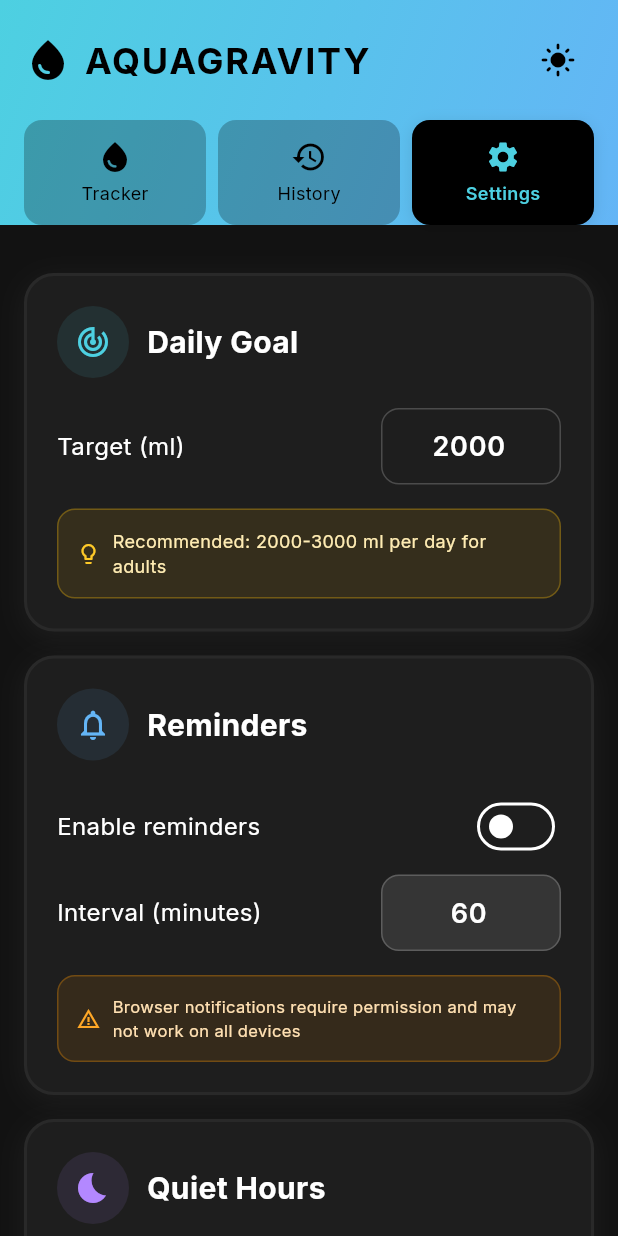
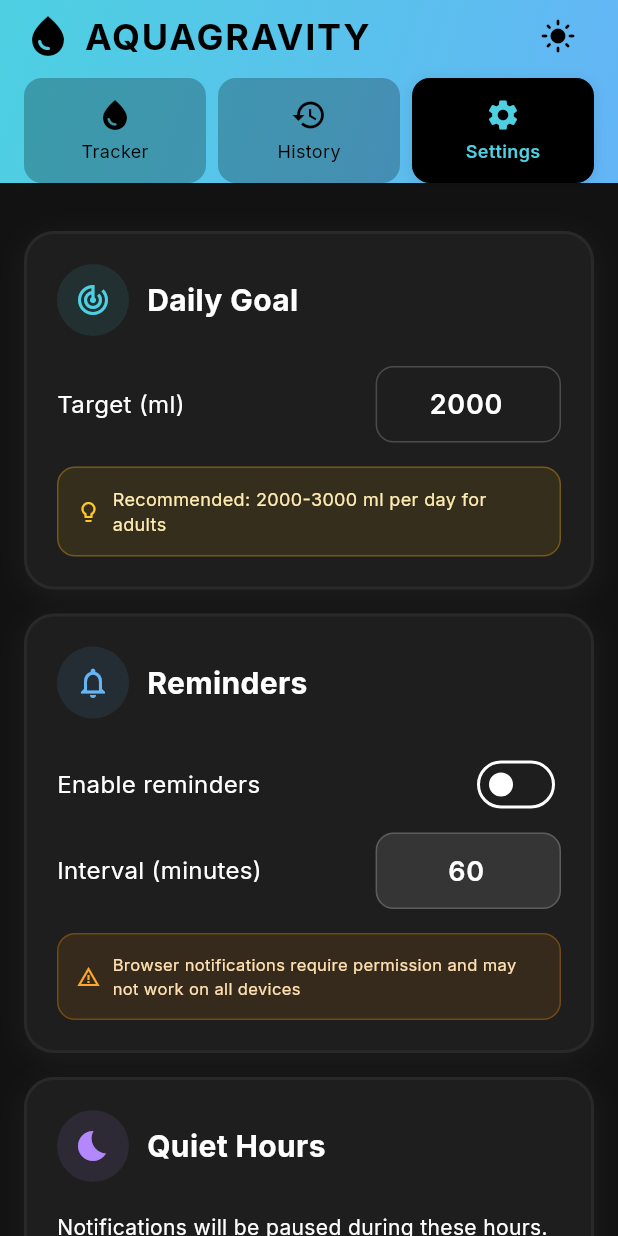
Before and after one commit to nabilban/AQUAGRAVITY-app, a Flutter app: the screen it shows after launch, after a tap on the "dark mode" icon, after a tap on "History", after a tap on "Settings", on a phone screen of 412 x 824 dp. Run offline on Flutter 3.47's test engine with Material 3 defaults, Android fonts, the phone set to English and light mode, and no system bars; our stand-ins replace auto_route, dartz, drift, drift_flutter, flutter_bloc, flutter_local_notifications and 9 more; accounts and stored records are empty; generated files the repository leaves out were written again.

Commit message:
refactor: adjust UI element sizing and padding for improved responsiveness across pages.

```diff
--- a/lib/app/features/hydration/pages/history_page.dart
+++ b/lib/app/features/hydration/pages/history_page.dart
@@ -38,6 +38,8 @@ class HistoryPage extends StatelessWidget {
                 todayTotal,
                 dailyGoal,
                 theme,
+                width,
+                height,
               ),
           error: (message) => Center(
             child: Column(
@@ -72,6 +74,8 @@ class HistoryPage extends StatelessWidget {
     double todayTotal,
     double dailyGoal,
     ThemeData theme,
+    double width,
+    double height,
   ) {
     // Group logs by date
     final Map<int, List<HydrationLog>> groupedLogs = {};
@@ -100,7 +104,7 @@ class HistoryPage extends StatelessWidget {
 
     return SingleChildScrollView(
       child: Padding(
-        padding: const EdgeInsets.all(AppDimens.x4),
+        padding: EdgeInsets.all(width * 0.04),
         child: Column(
           crossAxisAlignment: CrossAxisAlignment.start,
           children: [
@@ -111,7 +115,7 @@ class HistoryPage extends StatelessWidget {
               daysTracked: daysTracked,
               theme,
             ),
-            const Gap(AppDimens.x6),
+            Gap(height * 0.03),
 
             // History Section Header
             Row(
--- a/lib/app/features/hydration/pages/home_page.dart
+++ b/lib/app/features/hydration/pages/home_page.dart
@@ -144,6 +144,8 @@ class _HomePageState extends State<HomePage> with TickerProviderStateMixin {
                   todayTotal,
                   dailyGoal,
                   theme,
+                  width,
+                  height,
                 ),
             error: (message) => Center(
               child: Column(
@@ -174,6 +176,8 @@ class _HomePageState extends State<HomePage> with TickerProviderStateMixin {
     double todayTotal,
     double dailyGoal,
     ThemeData theme,
+    double width,
+    double height,
   ) {
     final progress = (todayTotal / dailyGoal).clamp(0.0, 1.0);
 
@@ -188,7 +192,7 @@ class _HomePageState extends State<HomePage> with TickerProviderStateMixin {
       children: [
         // Gradient Header with Navigation
         // Gradient Header with Navigation
-        _buildHeader(context, theme),
+        _buildHeader(context, theme, height),
 
         // Content based on selected tab with fade animation
         Expanded(
@@ -212,6 +216,8 @@ class _HomePageState extends State<HomePage> with TickerProviderStateMixin {
                       dailyGoal,
                       progress,
                       theme,
+                      width,
+                      height,
                     ),
                   )
                 : _selectedTab == 1
@@ -241,6 +247,8 @@ class _HomePageState extends State<HomePage> with TickerProviderStateMixin {
     double dailyGoal,
     double progress,
     ThemeData theme,
+    double width,
+    double height,
   ) {
     return SingleChildScrollView(
       child: Padding(
@@ -251,7 +259,13 @@ class _HomePageState extends State<HomePage> with TickerProviderStateMixin {
             const Gap(AppDimens.x6),
 
             // Circular Progress Indicator
-            _buildCircularProgress(context, todayTotal, dailyGoal, progress),
+            _buildCircularProgress(
+              context,
+              todayTotal,
+              dailyGoal,
+              progress,
+              width,
+            ),
             const Gap(AppDimens.x8),
 
             // Quick Add Section
@@ -283,7 +297,7 @@ class _HomePageState extends State<HomePage> with TickerProviderStateMixin {
     return const SettingsPageContent();
   }
 
-  Widget _buildHeader(BuildContext context, ThemeData theme) {
+  Widget _buildHeader(BuildContext context, ThemeData theme, double height) {
     return Container(
       decoration: BoxDecoration(
         gradient: LinearGradient(
@@ -298,7 +312,7 @@ class _HomePageState extends State<HomePage> with TickerProviderStateMixin {
           padding: const EdgeInsets.only(
             left: AppDimens.x4,
             right: AppDimens.x4,
-            top: AppDimens.x4,
+            top: 0,
             bottom: 0,
           ),
           child: Column(
@@ -339,8 +353,7 @@ class _HomePageState extends State<HomePage> with TickerProviderStateMixin {
                   ),
                 ],
               ),
-              const Gap(AppDimens.x4),
-
+              const Gap(AppDimens.x1),
               // Navigation Tabs with Sliding Indicator
               SizedBox(
                 height: 70,
@@ -474,15 +487,17 @@ class _HomePageState extends State<HomePage> with TickerProviderStateMixin {
     double todayTotal,
     double dailyGoal,
     double progress,
+    double width,
   ) {
     final isComplete = progress >= 1.0;
+    final size = width * 0.48; // Responsive size
 
     return Center(
       child: Column(
         children: [
           SizedBox(
-            width: 200,
-            height: 200,
+            width: size,
+            height: size,
             child: Stack(
               alignment: Alignment.center,
               children: [
@@ -491,8 +506,8 @@ class _HomePageState extends State<HomePage> with TickerProviderStateMixin {
                   animation: _progressAnimation,
                   builder: (context, child) {
                     return SizedBox(
-                      width: 200,
-                      height: 200,
+                      width: size,
+                      height: size,
                       child: CircularProgressIndicator(
                         value: _progressAnimation.value,
                         strokeWidth: 18,
--- a/lib/app/features/settings/pages/settings_page_content.dart
+++ b/lib/app/features/settings/pages/settings_page_content.dart
@@ -111,7 +111,7 @@ class _SettingsPageContentState extends State<SettingsPageContent> {
                   wakeUpHour,
                 );
 
-                return _buildContent(context, dailyGoal, theme);
+                return _buildContent(context, dailyGoal, theme, width, height);
               },
           error: (message) => Center(
             child: Column(
@@ -146,6 +146,8 @@ class _SettingsPageContentState extends State<SettingsPageContent> {
     BuildContext context,
     double currentDailyGoal,
     ThemeData theme,
+    double width,
+    double height,
   ) {
     return SingleChildScrollView(
       child: Padding(
@@ -156,11 +158,11 @@ class _SettingsPageContentState extends State<SettingsPageContent> {
             const Gap(AppDimens.x4),
 
             // Daily Goal Card
-            _buildDailyGoalCard(context, theme),
+            _buildDailyGoalCard(context, theme, width),
             const Gap(AppDimens.x4),
 
             // Reminders Card
-            _buildRemindersCard(context, theme),
+            _buildRemindersCard(context, theme, width),
             const Gap(AppDimens.x4),
 
             // Sleep Schedule Card
@@ -180,7 +182,11 @@ class _SettingsPageContentState extends State<SettingsPageContent> {
     );
   }
 
-  Widget _buildDailyGoalCard(BuildContext context, ThemeData theme) {
+  Widget _buildDailyGoalCard(
+    BuildContext context,
+    ThemeData theme,
+    double width,
+  ) {
     return Container(
       padding: const EdgeInsets.all(AppDimens.x5),
       decoration: BoxDecoration(
@@ -239,7 +245,7 @@ class _SettingsPageContentState extends State<SettingsPageContent> {
                 ),
               ),
               SizedBox(
-                width: 120,
+                width: width * 0.3,
                 child: TextField(
                   controller: _dailyGoalController,
                   keyboardType: TextInputType.number,
@@ -328,7 +334,11 @@ class _SettingsPageContentState extends State<SettingsPageContent> {
     );
   }
 
-  Widget _buildRemindersCard(BuildContext context, ThemeData theme) {
+  Widget _buildRemindersCard(
+    BuildContext context,
+    ThemeData theme,
+    double width,
+  ) {
     return Container(
       padding: const EdgeInsets.all(AppDimens.x5),
       decoration: BoxDecoration(
@@ -418,7 +428,7 @@ class _SettingsPageContentState extends State<SettingsPageContent> {
                     ),
                   ),
                   SizedBox(
-                    width: 120,
+                    width: width * 0.3,
                     child: TextField(
                       controller: _intervalController,
                       keyboardType: TextInputType.number,
```
